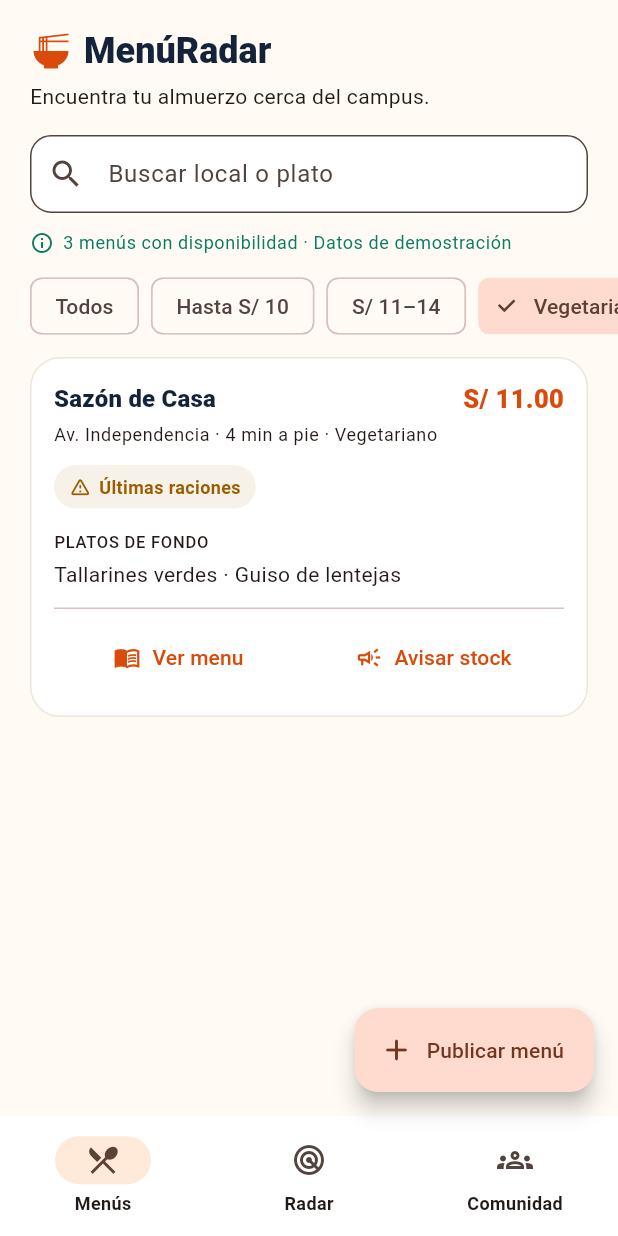
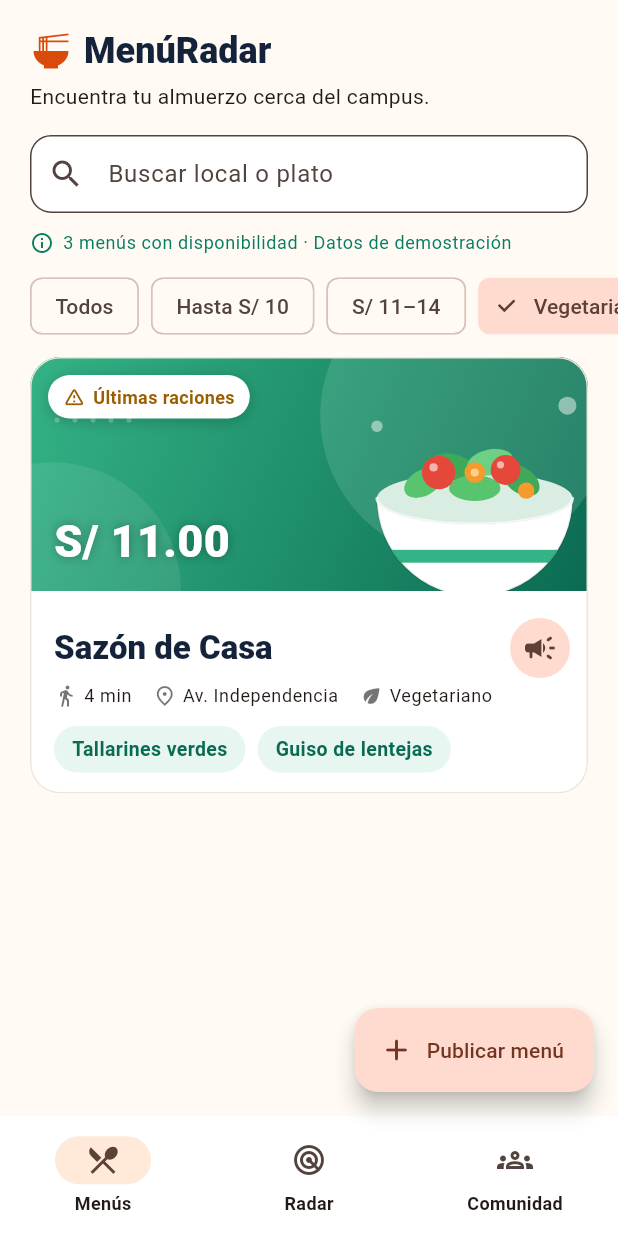
Before and after one commit to JoseGordilloMendoza/menuAppFlutter, a Flutter app: the screen it shows after launch, after a tap on "Hasta S/ 10", after a tap on "S/ 11–14", after a tap on "Vegetariano", on a phone screen of 412 x 824 dp. Run offline on Flutter 3.47's test engine with Material 3 defaults, Android fonts, the phone set to English and light mode, and no system bars.

Commit message:
feat: rediseña la tarjeta de menu con banner, precio grande y chips de platos
Co-Authored-By: Claude Sonnet 5.5 <noreply@anthropic.com>

```diff
--- a/lib/widgets/menu_card.dart
+++ b/lib/widgets/menu_card.dart
@@ -2,6 +2,7 @@ import 'package:flutter/material.dart';
 
 import '../models/menu.dart';
 import '../theme/app_theme.dart';
+import 'food_art.dart';
 import 'status_badge.dart';
 
 class MenuCard extends StatelessWidget {
@@ -18,72 +19,108 @@ class MenuCard extends StatelessWidget {
 
   @override
   Widget build(BuildContext context) {
+    final style = categoryStyle(menu.category);
+    final soldOut = menu.availability == MenuAvailability.soldOut;
     return Card(
+      clipBehavior: Clip.antiAlias,
       margin: EdgeInsets.zero,
-      child: Padding(
-        padding: const EdgeInsets.all(16),
+      child: InkWell(
+        onTap: onOpen,
         child: Column(
           crossAxisAlignment: CrossAxisAlignment.start,
           children: [
-            Row(
-              crossAxisAlignment: CrossAxisAlignment.start,
+            Stack(
               children: [
-                Expanded(
-                  child: Column(
-                    crossAxisAlignment: CrossAxisAlignment.start,
-                    children: [
-                      Text(
-                        menu.restaurant,
-                        style: Theme.of(context).textTheme.titleMedium?.copyWith(
-                          fontWeight: FontWeight.w800,
-                          color: AppColors.navy,
-                        ),
-                      ),
-                      const SizedBox(height: 4),
-                      Text(
-                        '${menu.area} · ${menu.walkMinutes} min a pie · ${menu.category}',
-                        style: Theme.of(context).textTheme.bodySmall,
-                      ),
-                    ],
-                  ),
+                Hero(
+                  tag: 'banner-${menu.id}',
+                  child: FoodBanner(category: menu.category, height: 156),
                 ),
-                const SizedBox(width: 8),
-                Text(
-                  'S/ ${menu.price.toStringAsFixed(2)}',
-                  style: const TextStyle(
-                    fontWeight: FontWeight.w900,
-                    fontSize: 17,
-                    color: AppColors.orange,
+                if (soldOut) const Positioned.fill(child: _SoldOutVeil()),
+                Positioned(
+                  top: 12,
+                  left: 12,
+                  child: StatusBadge(status: menu.availability, solid: true),
+                ),
+                Positioned(
+                  left: 16,
+                  bottom: 12,
+                  child: Text(
+                    'S/ ${menu.price.toStringAsFixed(2)}',
+                    style: const TextStyle(
+                      color: Colors.white,
+                      fontSize: 30,
+                      fontWeight: FontWeight.w900,
+                      shadows: [Shadow(color: Color(0x55000000), blurRadius: 8)],
+                    ),
                   ),
                 ),
               ],
             ),
-            const SizedBox(height: 12),
-            StatusBadge(status: menu.availability),
-            const SizedBox(height: 14),
-            Text('PLATOS DE FONDO', style: Theme.of(context).textTheme.labelSmall),
-            const SizedBox(height: 4),
-            Text(menu.mainDishes.join(' · '), maxLines: 2, overflow: TextOverflow.ellipsis),
-            const SizedBox(height: 12),
-            const Divider(height: 1),
-            const SizedBox(height: 8),
-            Row(
-              children: [
-                Expanded(
-                  child: TextButton.icon(
-                    onPressed: onOpen,
-                    icon: const Icon(Icons.menu_book_outlined, size: 18),
-                    label: const Text('Ver menu'),
+            Padding(
+              padding: const EdgeInsets.fromLTRB(16, 14, 8, 14),
+              child: Column(
+                crossAxisAlignment: CrossAxisAlignment.start,
+                children: [
+                  Row(
+                    children: [
+                      Expanded(
+                        child: Text(
+                          menu.restaurant,
+                          maxLines: 1,
+                          overflow: TextOverflow.ellipsis,
+                          style: Theme.of(context).textTheme.titleLarge?.copyWith(
+                            fontWeight: FontWeight.w900,
+                            color: AppColors.navy,
+                          ),
+                        ),
+                      ),
+                      IconButton.filledTonal(
+                        tooltip: 'Avisar stock',
+                        onPressed: onReport,
+                        icon: const Icon(Icons.campaign_rounded),
+                      ),
+                    ],
                   ),
-                ),
-                Expanded(
-                  child: TextButton.icon(
-                    onPressed: onReport,
-                    icon: const Icon(Icons.campaign_outlined, size: 18),
-                    label: const Text('Avisar stock'),
+                  Padding(
+                    padding: const EdgeInsets.only(right: 8),
+                    child: Wrap(
+                      spacing: 14,
+                      runSpacing: 6,
+                      children: [
+                        _Meta(icon: Icons.directions_walk_rounded, text: '${menu.walkMinutes} min'),
+                        _Meta(icon: Icons.place_outlined, text: menu.area),
+                        _Meta(icon: categoryIcon(menu.category), text: menu.category),
+                      ],
+                    ),
                   ),
-                ),
-              ],
+                  const SizedBox(height: 12),
+                  Padding(
+                    padding: const EdgeInsets.only(right: 8),
+                    child: Wrap(
+                      spacing: 8,
+                      runSpacing: 8,
+                      children: [
+                        for (final dish in menu.mainDishes)
+                          Container(
+                            padding: const EdgeInsets.symmetric(horizontal: 12, vertical: 6),
+                            decoration: BoxDecoration(
+                              color: style.top.withAlpha(30),
+                              borderRadius: BorderRadius.circular(100),
+                            ),
+                            child: Text(
+                              dish,
+                              style: TextStyle(
+                                color: style.bottom,
+                                fontWeight: FontWeight.w700,
+                                fontSize: 13,
+                              ),
+                            ),
+                          ),
+                      ],
+                    ),
+                  ),
+                ],
+              ),
             ),
           ],
         ),
@@ -91,3 +128,49 @@ class MenuCard extends StatelessWidget {
     );
   }
 }
+
+class _Meta extends StatelessWidget {
+  const _Meta({required this.icon, required this.text});
+
+  final IconData icon;
+  final String text;
+
+  @override
+  Widget build(BuildContext context) => Row(
+    mainAxisSize: MainAxisSize.min,
+    children: [
+      Icon(icon, size: 16, color: Colors.black54),
+      const SizedBox(width: 4),
+      Text(text, style: Theme.of(context).textTheme.bodySmall),
+    ],
+  );
+}
+
+class _SoldOutVeil extends StatelessWidget {
+  const _SoldOutVeil();
+
+  @override
+  Widget build(BuildContext context) => Container(
+    color: Colors.black.withAlpha(110),
+    alignment: Alignment.center,
+    child: Transform.rotate(
+      angle: -0.2,
+      child: Container(
+        padding: const EdgeInsets.symmetric(horizontal: 14, vertical: 4),
+        decoration: BoxDecoration(
+          border: Border.all(color: Colors.white, width: 3),
+          borderRadius: BorderRadius.circular(10),
+        ),
+        child: const Text(
+          'AGOTADO',
+          style: TextStyle(
+            color: Colors.white,
+            fontSize: 24,
+            fontWeight: FontWeight.w900,
+            letterSpacing: 3,
+          ),
+        ),
+      ),
+    ),
+  );
+}
```
